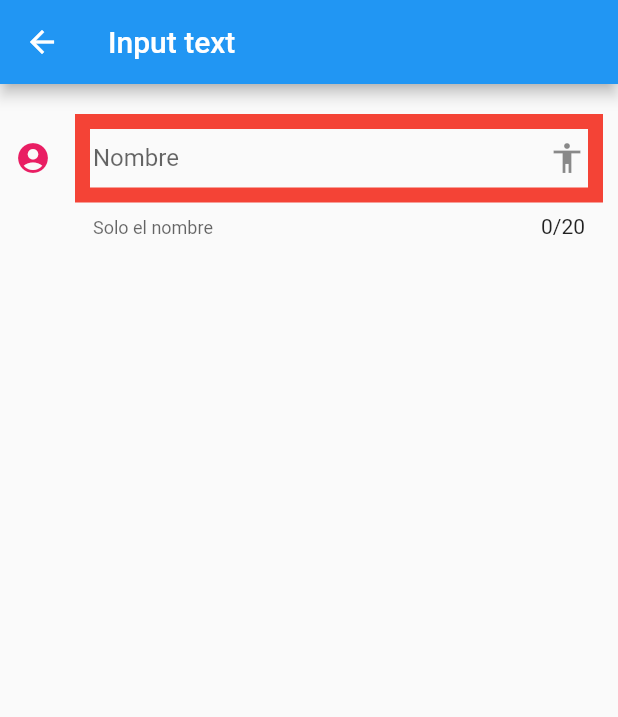
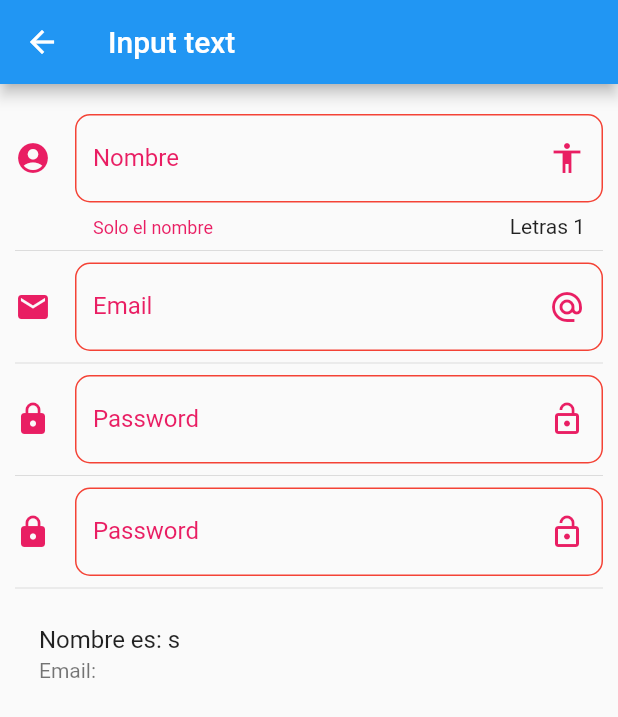
Before and after one commit to jeisux92/Components-Application, a Flutter app: the InputPage screen opened by its route, on a phone screen of 412 x 824 dp. Shown: the top 717 px of the screen. Run offline on Flutter 3.47's test engine with Material 2 defaults, Android fonts, the phone set to English and light mode, and no system bars.

Commit message:
add inputs

```diff
--- a/lib/src/pages/input_page.dart
+++ b/lib/src/pages/input_page.dart
@@ -6,6 +6,10 @@ class InputPage extends StatefulWidget {
 }
 
 class _InputPageState extends State<InputPage> {
+  String _nombre = "s";
+  String _email = "";
+  String _password = "";
+  String _date = "";
   @override
   Widget build(BuildContext context) {
     return Scaffold(
@@ -16,28 +20,54 @@ class _InputPageState extends State<InputPage> {
           padding: EdgeInsets.symmetric(horizontal: 10.0, vertical: 20.0),
           children: <Widget>[
             _createInput(),
+            Divider(),
+            _createEmail(),
+            Divider(),
+            _createPassword(),
+            Divider(),
+            _createDate(),
+            Divider(),
+            _createPerson(),
           ]),
     );
   }
 
   Widget _createInput() {
     return TextField(
-      textCapitalization: TextCapitalization.sentences,
+      textCapitalization: TextCapitalization.characters,
       decoration: InputDecoration(
+          hoverColor: Colors.pink,
           enabledBorder: OutlineInputBorder(
+            borderRadius: BorderRadius.circular(10.0),
             borderSide: BorderSide(
               color: Colors.red,
-              width: 10.0,
             ),
           ),
-          border: OutlineInputBorder(),
-          hoverColor: Colors.pink,
-          counter: Text("0/20"),
+          focusedBorder: OutlineInputBorder(
+            borderSide: BorderSide(
+              color: Colors.pink,
+            ),
+            borderRadius: BorderRadius.circular(10.0),
+          ),
+          counter: Text("Letras ${this._nombre.length}"),
+          counterStyle: TextStyle(
+            color: Colors.pink,
+          ),
           hintText: "Nombre de la persona",
+          hintStyle: TextStyle(
+            color: Colors.pink,
+          ),
           labelText: "Nombre",
+          labelStyle: TextStyle(
+            color: Colors.pink,
+          ),
           helperText: "Solo el nombre",
+          helperStyle: TextStyle(
+            color: Colors.pink,
+          ),
           suffixIcon: Icon(
             Icons.accessibility,
+            color: Colors.pink,
           ),
           icon: Icon(
             Icons.account_circle,
@@ -46,6 +76,11 @@ class _InputPageState extends State<InputPage> {
       style: TextStyle(
         decorationColor: Colors.pink,
       ),
+      onChanged: (String value) {
+        setState(() {
+          _nombre = value;
+        });
+      },
     );
   }
 
@@ -76,4 +111,137 @@ class _InputPageState extends State<InputPage> {
       ],
     );
   }
+
+  Widget _createPerson() {
+    return ListTile(
+      title: Text("Nombre es: $_nombre"),
+      subtitle: Text("Email: $_email"),
+    );
+  }
+
+  Widget _createEmail() {
+    return TextField(
+        keyboardType: TextInputType.emailAddress,
+        decoration: InputDecoration(
+          hoverColor: Colors.pink,
+          enabledBorder: OutlineInputBorder(
+            borderRadius: BorderRadius.circular(10.0),
+            borderSide: BorderSide(
+              color: Colors.red,
+            ),
+          ),
+          focusedBorder: OutlineInputBorder(
+            borderSide: BorderSide(
+              color: Colors.pink,
+            ),
+            borderRadius: BorderRadius.circular(10.0),
+          ),
+          hintText: "Email",
+          hintStyle: TextStyle(
+            color: Colors.pink,
+          ),
+          labelText: "Email",
+          labelStyle: TextStyle(
+            color: Colors.pink,
+          ),
+          helperStyle: TextStyle(
+            color: Colors.pink,
+          ),
+          suffixIcon: Icon(
+            Icons.alternate_email,
+            color: Colors.pink,
+          ),
+          icon: Icon(
+            Icons.email,
+            color: Colors.pink,
+          ),
+        ),
+        onChanged: (String value) => setState(() {
+              _email = value;
+            }));
+  }
+
+  Widget _createPassword() {
+    return TextField(
+        obscureText: true,
+        decoration: InputDecoration(
+          hoverColor: Colors.pink,
+          enabledBorder: OutlineInputBorder(
+            borderRadius: BorderRadius.circular(10.0),
+            borderSide: BorderSide(
+              color: Colors.red,
+            ),
+          ),
+          focusedBorder: OutlineInputBorder(
+            borderSide: BorderSide(
+              color: Colors.pink,
+            ),
+            borderRadius: BorderRadius.circular(10.0),
+          ),
+          hintText: "Password",
+          hintStyle: TextStyle(
+            color: Colors.pink,
+          ),
+          labelText: "Password",
+          labelStyle: TextStyle(
+            color: Colors.pink,
+          ),
+          helperStyle: TextStyle(
+            color: Colors.pink,
+          ),
+          suffixIcon: Icon(
+            Icons.lock_open,
+            color: Colors.pink,
+          ),
+          icon: Icon(
+            Icons.lock,
+            color: Colors.pink,
+          ),
+        ),
+        onChanged: (String value) => setState(() {
+              _password = value;
+            }));
+  }
+
+  Widget _createDate() {
+    return TextField(
+        keyboardType: TextInputType.datetime,
+        decoration: InputDecoration(
+          hoverColor: Colors.pink,
+          enabledBorder: OutlineInputBorder(
+            borderRadius: BorderRadius.circular(10.0),
+            borderSide: BorderSide(
+              color: Colors.red,
+            ),
+          ),
+          focusedBorder: OutlineInputBorder(
+            borderSide: BorderSide(
+              color: Colors.pink,
+            ),
+            borderRadius: BorderRadius.circular(10.0),
+          ),
+          hintText: "Password",
+          hintStyle: TextStyle(
+            color: Colors.pink,
+          ),
+          labelText: "Password",
+          labelStyle: TextStyle(
+            color: Colors.pink,
+          ),
+          helperStyle: TextStyle(
+            color: Colors.pink,
+          ),
+          suffixIcon: Icon(
+            Icons.lock_open,
+            color: Colors.pink,
+          ),
+          icon: Icon(
+            Icons.lock,
+            color: Colors.pink,
+          ),
+        ),
+        onChanged: (String value) => setState(() {
+              _password = value;
+            }));
+  }
 }
```
